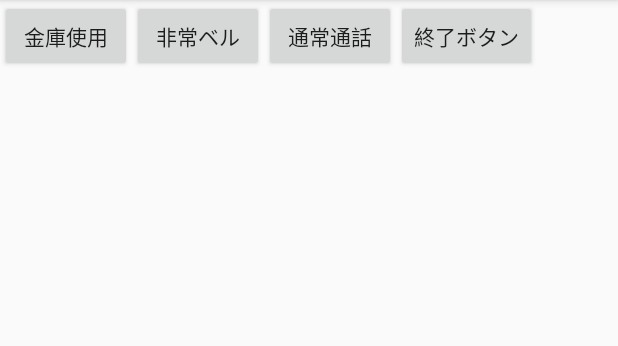
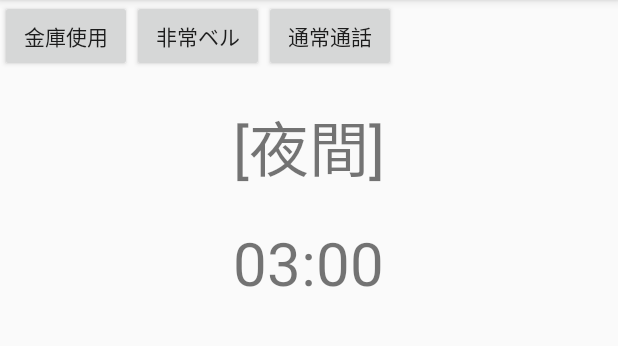
Before and after one commit to monelco/DesignPattern, an Android app: the screen it shows after launch (SafeActivity), after a tap on "金庫使用", on a phone screen of 412 x 824 dp, the part 84-430 px from its top. Run offline under Robolectric (Android 15) with nearby library versions, the phone set to English and light mode, and no system bars.

```diff
--- a/app/src/main/java/com/example/yamaguchitakaki/designpattern/state/TestSafe.java
+++ b/app/src/main/java/com/example/yamaguchitakaki/designpattern/state/ClockMock.java
@@ -2,20 +2,14 @@ package com.example.yamaguchitakaki.designpattern.state;
 
 import android.util.Log;
 
-public class TestSafe {
+public class ClockMock {
 
-    private static final String TAG = "TestSafe";
-
-    private static TestSafe testSafe = new TestSafe();
+    private static final String TAG = "ClockMock";
 
     private boolean mIsActive = true;
 
-    private TestSafe() {
+    public ClockMock() {
         Log.d(TAG, "DEBUG--:インスタンスを生成しました");
-    }
-
-    public static TestSafe getInstance() {
-        return testSafe;
     }
 
     public void start(final StateContext stateContext) {
--- a/app/src/main/java/com/example/yamaguchitakaki/designpattern/state/NightState.java
+++ b/app/src/main/java/com/example/yamaguchitakaki/designpattern/state/NightState.java
@@ -19,25 +19,25 @@ public class NightState implements State {
     }
 
     @Override
-    public void doClock(StateContext stateStateContext, int hour) {
+    public void doClock(StateContext stateContext, int hour) {
         if (9 <= hour && hour < 17) {
-            stateStateContext.changeState(DayState.getInstance());
+            stateContext.changeState(DayState.getInstance());
         }
     }
 
     @Override
-    public void doUse(StateContext stateStateContext) {
-        stateStateContext.callSecurityCenter("非常：夜間の金庫使用");
+    public void doUse(StateContext stateContext) {
+        stateContext.callSecurityCenter("非常：夜間の金庫使用!");
     }
 
     @Override
-    public void doAlaram(StateContext stateStateContext) {
-        stateStateContext.callSecurityCenter("非常ベル(夜間)");
+    public void doAlaram(StateContext stateContext) {
+        stateContext.callSecurityCenter("非常ベル(夜間)");
     }
 
     @Override
-    public void doPhone(StateContext stateStateContext) {
-        stateStateContext.recordLog("夜間の通話録音");
+    public void doPhone(StateContext stateContext) {
+        stateContext.recordLog("夜間の通話録音");
     }
 
     @Override
--- a/app/src/main/java/com/example/yamaguchitakaki/designpattern/state/SafeController.java
+++ b/app/src/main/java/com/example/yamaguchitakaki/designpattern/state/SafeController.java
@@ -4,6 +4,7 @@ import android.app.Activity;
 import android.util.Log;
 import android.view.View;
 import android.widget.Button;
+import android.widget.TextView;
 
 import com.example.yamaguchitakaki.designpattern.R;
 
@@ -15,21 +16,31 @@ public class SafeController implements StateContext, View.OnClickListener {
 
     private State mState = DayState.getInstance();
 
-    private TestSafe mTestSafe = TestSafe.getInstance();
+    private ClockMock mClockMock = new ClockMock();
+
+    private TextView mTextState;
+
+    private TextView mTextHour;
+
+    private String mHourStr;
 
     SafeController(Activity context) {
         mActivity = context;
-        mTestSafe.start(this);
     }
 
     public void onResume() {
         bindView();
+        mClockMock.start(this);
     }
 
     private void bindView() {
         Button buttonUse = mActivity.findViewById(R.id.buttonUse);
         Button buttonAlarm = mActivity.findViewById(R.id.buttonAlarm);
         Button buttonPhone = mActivity.findViewById(R.id.buttonPhone);
+
+        mTextHour = mActivity.findViewById(R.id.hour);
+        mTextState = mActivity.findViewById(R.id.state);
+        mTextState.setText(mState.toString());
 
         buttonUse.setOnClickListener(this);
         buttonAlarm.setOnClickListener(this);
@@ -55,13 +66,19 @@ public class SafeController implements StateContext, View.OnClickListener {
     // 時刻の設定
     @Override
     public void setClock(int hour) {
-        String clockString = "現在時刻は";
         if (hour < 10) {
-            clockString += "0" + hour + ":00";
+            mHourStr = "0" + hour + ":00";
         } else {
-            clockString += hour + ":00";
+            mHourStr = hour + ":00";
         }
-        Log.d(TAG, "DEBUG--:clockString->" + clockString);
+
+        // UI更新
+        mActivity.runOnUiThread(new Runnable() {
+            @Override
+            public void run() {
+                mTextHour.setText(mHourStr);
+            }
+        });
         mState.doClock(this, hour);
     }
 
@@ -70,6 +87,14 @@ public class SafeController implements StateContext, View.OnClickListener {
     public void changeState(State state) {
         Log.d(TAG, "DEBUG--:" + this.mState + "から" + state + "へ状態が変化しました");
         this.mState = state;
+
+        // UI更新
+        mActivity.runOnUiThread(new Runnable() {
+            @Override
+            public void run() {
+                mTextState.setText(mState.toString());
+            }
+        });
     }
 
     // 警備センターの呼び出し
@@ -85,6 +110,6 @@ public class SafeController implements StateContext, View.OnClickListener {
     }
 
     public void onDestroy() {
-        mTestSafe.stopClock();
+        mClockMock.stopClock();
     }
 }
--- a/app/src/main/res/layout/activity_safe.xml
+++ b/app/src/main/res/layout/activity_safe.xml
@@ -2,7 +2,13 @@
 <LinearLayout
     xmlns:android="http://schemas.android.com/apk/res/android"
     android:layout_width="match_parent"
-    android:layout_height="match_parent">
+    android:layout_height="match_parent"
+    android:orientation="vertical">
+
+    <LinearLayout
+        android:layout_width="match_parent"
+        android:layout_height="wrap_content"
+        android:orientation="horizontal">
 
         <Button
             android:id="@+id/buttonUse"
@@ -22,10 +28,32 @@
             android:layout_height="wrap_content"
             android:text="通常通話"/>
 
-    <Button
-        android:id="@+id/buttonExit"
+    </LinearLayout>
+
+    <LinearLayout
+        android:layout_width="wrap_content"
+        android:layout_height="match_parent"
+        android:layout_gravity="center"
+        android:orientation="vertical">
+
+        <TextView
+            android:id="@+id/state"
+            android:layout_gravity="center_vertical"
             android:layout_width="wrap_content"
             android:layout_height="wrap_content"
-        android:text="終了ボタン"/>
+            android:textSize="60px"
+            android:layout_margin="20dp"/>
+
+        <TextView
+            android:layout_gravity="center"
+            android:id="@+id/hour"
+            android:layout_width="wrap_content"
+            android:layout_height="wrap_content"
+            android:textSize="60px"
+            android:text="0時"/>
 
     </LinearLayout>
+
+
+
+</LinearLayout>
```
Lines whose indentation alone changed are shown as unchanged.
